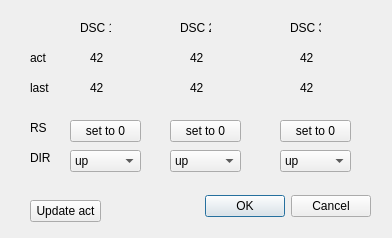
Old version of the form lsc-gui/dialogdsc.ui in the repository Entwicklungsburo-Stresing/EBST_CAM.
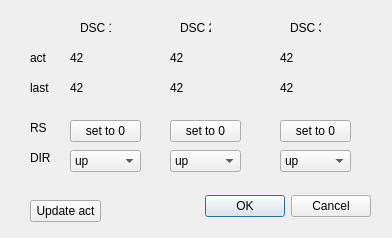
New version of the form.

Commit message: dsc is working...except for channel 3...but seems to be hardware error

```diff
--- a/lsc-gui/dialogdsc.ui
+++ b/lsc-gui/dialogdsc.ui
@@ -183,9 +183,9 @@
   <widget class="QLabel" name="label_act_DSC_1">
    <property name="geometry">
     <rect>
-     <x>90</x>
+     <x>70</x>
      <y>50</y>
-     <width>31</width>
+     <width>61</width>
      <height>16</height>
     </rect>
    </property>
@@ -196,9 +196,9 @@
   <widget class="QLabel" name="label_act_DSC_2">
    <property name="geometry">
     <rect>
-     <x>190</x>
+     <x>170</x>
      <y>50</y>
-     <width>31</width>
+     <width>71</width>
      <height>16</height>
     </rect>
    </property>
@@ -209,9 +209,9 @@
   <widget class="QLabel" name="label_act_DSC_3">
    <property name="geometry">
     <rect>
-     <x>300</x>
+     <x>280</x>
      <y>50</y>
-     <width>31</width>
+     <width>71</width>
      <height>16</height>
     </rect>
    </property>
@@ -222,9 +222,9 @@
   <widget class="QLabel" name="label_last_DSC_1">
    <property name="geometry">
     <rect>
-     <x>90</x>
+     <x>70</x>
      <y>80</y>
-     <width>31</width>
+     <width>71</width>
      <height>16</height>
     </rect>
    </property>
@@ -235,9 +235,9 @@
   <widget class="QLabel" name="label_last_DSC_2">
    <property name="geometry">
     <rect>
-     <x>190</x>
+     <x>170</x>
      <y>80</y>
-     <width>31</width>
+     <width>71</width>
      <height>16</height>
     </rect>
    </property>
@@ -248,9 +248,9 @@
   <widget class="QLabel" name="label_last_DSC_3">
    <property name="geometry">
     <rect>
-     <x>300</x>
+     <x>280</x>
      <y>80</y>
-     <width>31</width>
+     <width>71</width>
      <height>16</height>
     </rect>
    </property>
```
The commit also changes 2 other files.
